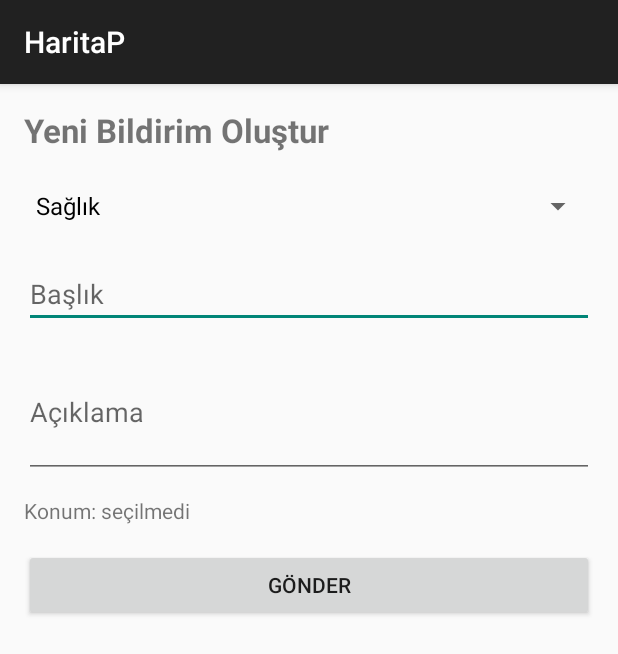
After one commit to NisaK23BM/Mobil, an Android app: the NewReportActivity screen opened directly, with no data from a screen before it, on a phone screen of 412 x 824 dp. The commit adds this screen. Shown: the top 654 px of the screen. Run offline under Robolectric (Android 15) with nearby library versions, the phone set to English and light mode, and no system bars.

Commit message:
Add location selection and report creation flow

```diff
--- a/app/build.gradle.kts
+++ b/app/build.gradle.kts
@@ -62,7 +62,10 @@ dependencies {
     implementation("com.squareup.okhttp3:logging-interceptor:4.11.0")
 
     // Image loading (Coil)
-    implementation("io.coil-kt:coil:2.5.0") // Daha güncel bir versiyon
+    implementation("io.coil-kt:coil:2.5.0")
+    implementation(libs.material)
+    implementation(libs.androidx.activity)
+    implementation(libs.androidx.constraintlayout) // Daha güncel bir versiyon
 
     testImplementation(libs.junit)
     androidTestImplementation(libs.androidx.junit)
--- /dev/null
+++ b/app/src/main/java/com/example/haritap/NewReportActivity.kt
@@ -0,0 +1,73 @@
+package com.example.haritap
+
+import android.content.Intent
+import android.os.Bundle
+import android.widget.*
+import androidx.activity.enableEdgeToEdge
+import androidx.appcompat.app.AppCompatActivity
+import androidx.core.view.ViewCompat
+import androidx.core.view.WindowInsetsCompat
+
+class NewReportActivity : AppCompatActivity() {
+
+    override fun onCreate(savedInstanceState: Bundle?) {
+        super.onCreate(savedInstanceState)
+        enableEdgeToEdge()
+        setContentView(R.layout.activity_new_report)
+
+        ViewCompat.setOnApplyWindowInsetsListener(findViewById(R.id.main)) { v, insets ->
+            val systemBars = insets.getInsets(WindowInsetsCompat.Type.systemBars())
+            v.setPadding(systemBars.left, systemBars.top, systemBars.right, systemBars.bottom)
+            insets
+        }
+
+        //  FORM ELEMANLARI
+        val spinner = findViewById<Spinner>(R.id.spinnerType)
+        val title = findViewById<EditText>(R.id.etTitle)
+        val desc = findViewById<EditText>(R.id.etDescription)
+        val btn = findViewById<Button>(R.id.btnSubmit)
+        val locationText = findViewById<TextView>(R.id.locationText)
+
+        //  KONUM VERİSİNİ MAP'TEN AL
+        val lat = intent.getDoubleExtra("lat", 0.0)
+        val lng = intent.getDoubleExtra("lng", 0.0)
+
+        if (lat != 0.0 && lng != 0.0) {
+            locationText.text = "Konum: $lat, $lng"
+        } else {
+            locationText.text = "Konum: seçilmedi"
+        }
+
+        //  SPINNER
+        val types = listOf("Sağlık", "Güvenlik", "Teknik", "Çevre", "Kayıp Eşya")
+        val adapter = ArrayAdapter(
+            this,
+            android.R.layout.simple_spinner_dropdown_item,
+            types
+        )
+        spinner.adapter = adapter
+
+        //  GÖNDER BUTONU
+        btn.setOnClickListener {
+
+            if (title.text.isBlank() || desc.text.isBlank()) {
+                Toast.makeText(
+                    this,
+                    "Lütfen tüm alanları doldurun",
+                    Toast.LENGTH_SHORT
+                ).show()
+            } else {
+
+                val intent = Intent(this, MapActivity::class.java)
+                intent.putExtra("type", spinner.selectedItem.toString())
+                intent.putExtra("title", title.text.toString())
+                intent.putExtra("desc", desc.text.toString())
+                intent.putExtra("lat", lat)
+                intent.putExtra("lng", lng)
+
+                startActivity(intent)
+                finish()
+            }
+        }
+    }
+}
--- /dev/null
+++ b/app/src/main/res/layout/activity_new_report.xml
@@ -0,0 +1,57 @@
+<?xml version="1.0" encoding="utf-8"?>
+<ScrollView xmlns:android="http://schemas.android.com/apk/res/android"
+    android:id="@+id/main"
+    android:layout_width="match_parent"
+    android:layout_height="match_parent">
+
+    <LinearLayout
+        android:layout_width="match_parent"
+        android:layout_height="wrap_content"
+        android:orientation="vertical"
+        android:padding="16dp">
+
+        <TextView
+            android:layout_width="wrap_content"
+            android:layout_height="wrap_content"
+            android:text="Yeni Bildirim Oluştur"
+            android:textSize="22sp"
+            android:textStyle="bold" />
+
+        <Spinner
+            android:id="@+id/spinnerType"
+            android:layout_width="match_parent"
+            android:layout_height="wrap_content"
+            android:layout_marginTop="12dp" />
+
+        <EditText
+            android:id="@+id/etTitle"
+            android:layout_width="match_parent"
+            android:layout_height="wrap_content"
+            android:hint="Başlık"
+            android:layout_marginTop="12dp" />
+
+        <EditText
+            android:id="@+id/etDescription"
+            android:layout_width="match_parent"
+            android:layout_height="wrap_content"
+            android:hint="Açıklama"
+            android:minLines="3"
+            android:layout_marginTop="12dp" />
+
+        <!-- ✅ ID EKLENEN KONUM TEXTVIEW -->
+        <TextView
+            android:id="@+id/locationText"
+            android:layout_width="wrap_content"
+            android:layout_height="wrap_content"
+            android:text="Konum: seçilmedi"
+            android:layout_marginTop="12dp" />
+
+        <Button
+            android:id="@+id/btnSubmit"
+            android:layout_width="match_parent"
+            android:layout_height="wrap_content"
+            android:text="Gönder"
+            android:layout_marginTop="16dp" />
+
+    </LinearLayout>
+</ScrollView>
```
Also changed, not shown: app/src/main/AndroidManifest.xml (+12 -12 lines), app/src/main/java/com/example/haritap/MainActivity.kt (+7 -1 lines), gradle/libs.versions.toml (+7 -1 lines).
